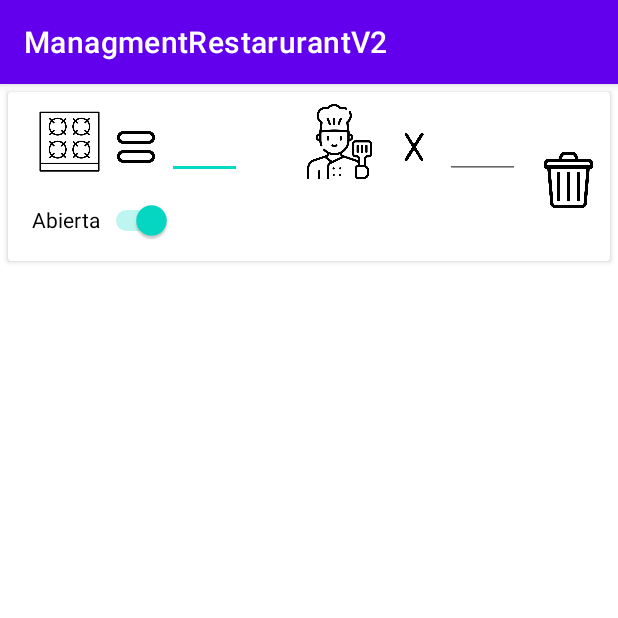
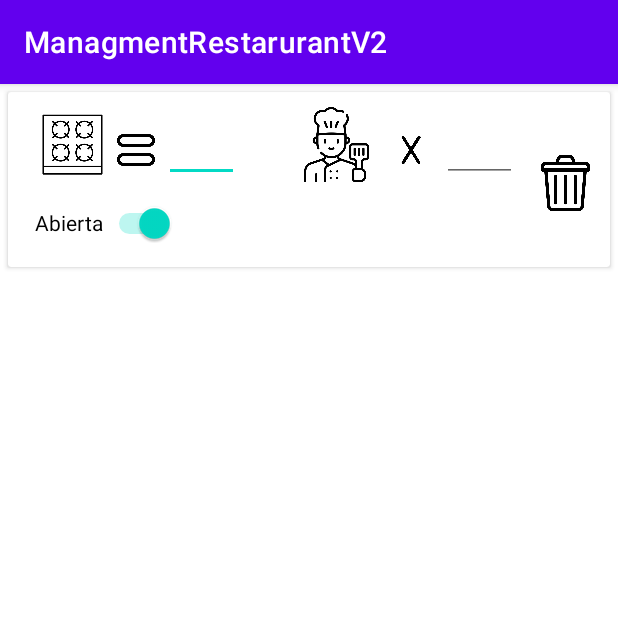
Before and after one commit to Miguel-GPDev/ManagmentRestarurantV2, an Android app: the fragment KitchenFragment shown on its own in the app's theme, on a phone screen of 412 x 824 dp, the top half of it. Run offline under Robolectric (Android 15) with nearby library versions, the phone set to English and light mode, and no system bars.

```diff
--- a/app/src/main/java/com/example/managmentrestarurantv2/view/adapters/Kitchen_Adapter.java
+++ b/app/src/main/java/com/example/managmentrestarurantv2/view/adapters/Kitchen_Adapter.java
@@ -153,6 +153,8 @@ public class Kitchen_Adapter extends RecyclerView.Adapter<Kitchen_Adapter.kitche
 
             imageViewTrashKitchen = (ImageView) itemView
                     .findViewById(R.id.imageViewTrashKitchen);
+
+            cardViewKitchen = (CardView) itemView.findViewById(R.id.cardViewKitchenView);
         }
     }
 
--- a/app/src/main/java/com/example/managmentrestarurantv2/view/fragments/KitchenFragment.java
+++ b/app/src/main/java/com/example/managmentrestarurantv2/view/fragments/KitchenFragment.java
@@ -81,6 +81,7 @@ public class KitchenFragment extends Fragment {
         editTextNWorkersKitchen = (EditText) v.findViewById(R.id.editTextNWorkersKitchen);
 
         aSwitchOpenKitchen = (Switch) v.findViewById(R.id.switchOpenKitchen);
+        kitchen.setOpen(aSwitchOpenKitchen.isChecked());
 
         editTextIdKitchen.addTextChangedListener(new TextWatcher() {
             @Override
--- a/app/src/main/res/layout/view_kitchen.xml
+++ b/app/src/main/res/layout/view_kitchen.xml
@@ -6,7 +6,7 @@
     android:layout_height="wrap_content">
 
     <androidx.cardview.widget.CardView
-        android:id="@+id/cardViewKitchen"
+        android:id="@+id/cardViewKitchenView"
         android:layout_width="match_parent"
         android:layout_height="wrap_content"
         android:layout_margin="5dp"
@@ -17,7 +17,9 @@
 
         <androidx.constraintlayout.widget.ConstraintLayout
             android:layout_width="match_parent"
-            android:layout_height="wrap_content">
+            android:layout_height="wrap_content"
+            android:layout_margin="2dp"
+            android:background="@color/white">
 
             <ImageView
                 android:id="@+id/imageView15"
```
Also changed, not shown: app/src/main/java/com/example/managmentrestarurantv2/MainActivity.java (+41 -1 lines).
